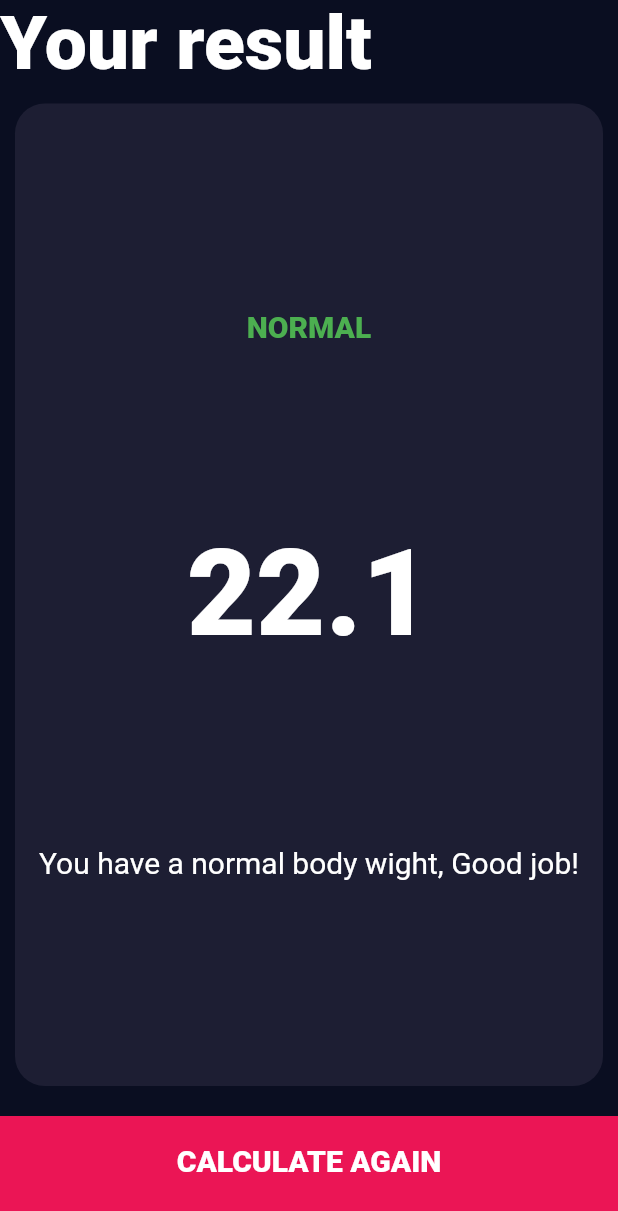
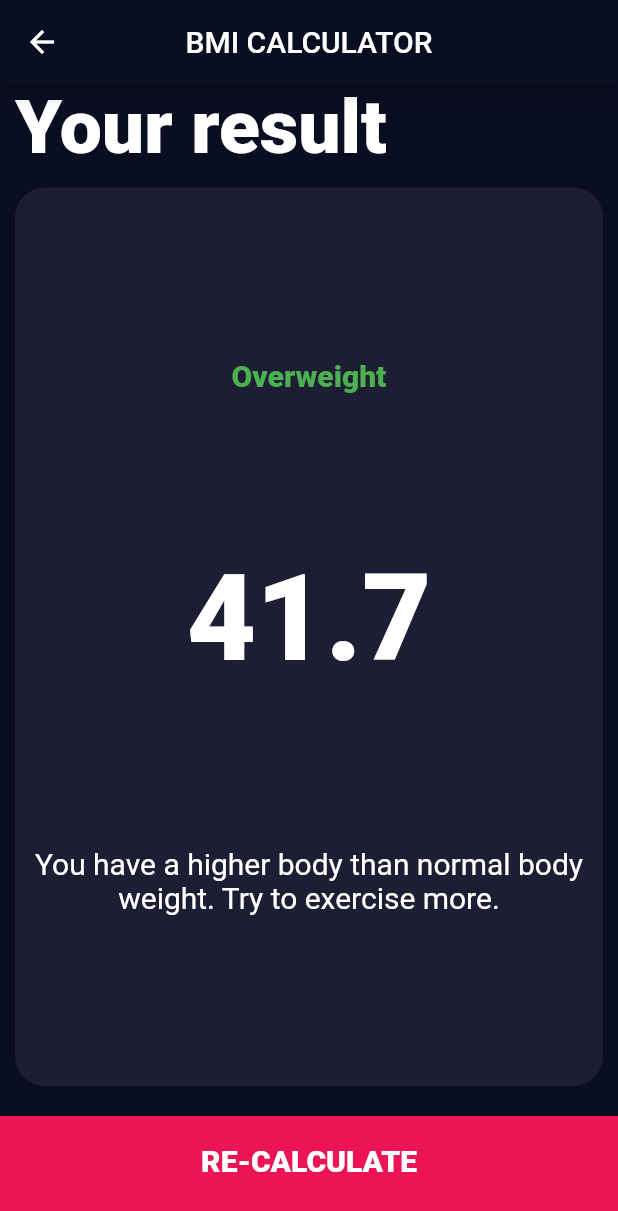
Before and after one commit to williamtdepaula/FlutterProjects, a Flutter app: the screen it shows after launch, after a tap on "CALCULATE", on a phone screen of 412 x 824 dp. Shown: the top 1211 px of the screen. Run offline on Flutter 3.47's test engine with Material 2 defaults, Android fonts, the phone set to English and light mode, and no system bars; our stand-ins replace cached_network_image, connectivity, fluttertoast, font_awesome_flutter, shared_preferences, sqflite; accounts and stored records are empty.

Commit message:
::Finished::

```diff
--- /dev/null
+++ b/Projects_Flutter/bmi_calculator/lib/models/Calculate_brain.dart
@@ -0,0 +1,35 @@
+import 'dart:math';
+
+class CalculateBrain {
+  final int weight;
+  final int height;
+
+  double _bmi;
+  final Map<String, String> _messages = {};
+
+  CalculateBrain({this.weight, this.height});
+
+  String get getMessage => this._messages.keys.elementAt(0);
+  String get getInterpretation => this._messages.values.elementAt(0);
+
+  String calculateBMI() {
+    _bmi = this.weight / pow((this.height / 100), 2);
+
+    identifyImplement();
+
+    return _bmi.toStringAsFixed(1);
+  }
+
+  void identifyImplement() {
+    print("BMI $_bmi");
+    if (_bmi >= 25) {
+      this._messages['Overweight'] =
+          'You have a higher body than normal body weight. Try to exercise more.';
+    } else if (_bmi > 18.5) {
+      this._messages['Normal'] = 'You have a normal body weight. Good job';
+    } else {
+      this._messages['Underweight'] =
+          'You have a lower than normal body weight. You can eat a bit more';
+    }
+  }
+}
--- a/Projects_Flutter/bmi_calculator/lib/screens/home.dart
+++ b/Projects_Flutter/bmi_calculator/lib/screens/home.dart
@@ -1,4 +1,6 @@
+import 'package:bmi_calculator/models/Calculate_brain.dart';
 import 'package:bmi_calculator/models/Gender.dart';
+import 'package:bmi_calculator/screens/result.dart';
 import 'package:bmi_calculator/utils/constants.dart';
 import 'package:bmi_calculator/widget/LargeButton.dart';
 import 'package:bmi_calculator/widget/height_card.dart';
@@ -15,8 +17,8 @@ class Home extends StatefulWidget {
 
 class _HomeState extends State<Home> {
   Gender genderSelected;
-  int height;
-  int weight;
+  int height = 120;
+  int weight = 60;
   int age;
 
   @override
@@ -24,10 +26,36 @@ class _HomeState extends State<Home> {
     super.initState();
   }
 
-  onTapInGenderCard(Gender gender) {
+  void onTapInGenderCard(Gender gender) {
     setState(() {
       genderSelected = gender;
     });
+  }
+
+  void pressToCalc() {
+    CalculateBrain calculateBrain =
+        new CalculateBrain(height: this.height, weight: this.weight);
+
+    final String result = calculateBrain.calculateBMI();
+    final String status = calculateBrain.getMessage;
+    final String interpretation = calculateBrain.getInterpretation;
+
+    print(result);
+    print(status);
+    print(status);
+
+    Navigator.push(
+      context,
+      MaterialPageRoute(
+        builder: (context) => Result(
+          interpretation: interpretation,
+          result: result,
+          status: status,
+        ),
+      ),
+    );
+
+    //Navigator.pushNamed(context, '/result', arguments: Result());
   }
 
   @override
@@ -106,7 +134,7 @@ class _HomeState extends State<Home> {
   LargeButton _handlerRenderButton() {
     return LargeButton(
       text: 'CALCULATE',
-      onTap: () => Navigator.pushNamed(context, '/result'),
+      onTap: pressToCalc,
     );
   }
 }
--- a/Projects_Flutter/bmi_calculator/lib/screens/result.dart
+++ b/Projects_Flutter/bmi_calculator/lib/screens/result.dart
@@ -3,6 +3,12 @@ import 'package:bmi_calculator/widget/reusable_card.dart';
 import 'package:flutter/material.dart';
 
 class Result extends StatefulWidget {
+  String status;
+  String interpretation;
+  String result;
+
+  Result({this.status, this.interpretation, this.result});
+
   @override
   _ResultState createState() => _ResultState();
 }
@@ -17,6 +23,10 @@ class _ResultState extends State<Result> {
   @override
   Widget build(BuildContext context) {
     return Scaffold(
+      appBar: AppBar(
+        title: Text('BMI CALCULATOR'),
+        centerTitle: true,
+      ),
       body: _rendlerRenderBody(),
     );
   }
@@ -35,12 +45,15 @@ class _ResultState extends State<Result> {
     );
   }
 
-  Text _rendlerRenderTitle() {
-    return Text(
-      'Your result',
-      style: TextStyle(
-        fontWeight: FontWeight.w900,
-        fontSize: 50,
+  Padding _rendlerRenderTitle() {
+    return Padding(
+      padding: EdgeInsets.only(left: 10),
+      child: Text(
+        'Your result',
+        style: TextStyle(
+          fontWeight: FontWeight.w900,
+          fontSize: 50,
+        ),
       ),
     );
   }
@@ -49,38 +62,31 @@ class _ResultState extends State<Result> {
     return ReusableCard(
       childCard: Column(
         crossAxisAlignment: CrossAxisAlignment.center,
-        mainAxisAlignment: MainAxisAlignment.center,
+        mainAxisAlignment: MainAxisAlignment.spaceEvenly,
         children: <Widget>[
           Text(
-            'NORMAL',
+            widget.status,
             style: TextStyle(
               color: Colors.green,
               fontWeight: FontWeight.w900,
               fontSize: 20,
             ),
           ),
-          SizedBox(
-            height: 120,
-          ),
           Text(
-            '22.1',
+            widget.result,
             style: TextStyle(
               fontSize: 80,
               fontWeight: FontWeight.w900,
             ),
           ),
-          SizedBox(
-            height: 120,
-          ),
-          //Text('Normal BMI range'),
-          //Text('18,5 - 25/kg m2'),
           Text(
-            'You have a normal body wight, Good job!',
+            widget.interpretation,
+            textAlign: TextAlign.center,
             style: TextStyle(
               fontSize: 20,
+
             ),
           ),
-          //Text('Save Result')
         ],
       ),
     );
@@ -88,8 +94,8 @@ class _ResultState extends State<Result> {
 
   LargeButton _rendlerRenderButton() {
     return LargeButton(
-      onTap: () => null,
-      text: 'CALCULATE AGAIN',
+      onTap: () => Navigator.pop(context),
+      text: 'RE-CALCULATE',
     );
   }
 }
--- a/Projects_Flutter/bmi_calculator/lib/widget/reusable_card.dart
+++ b/Projects_Flutter/bmi_calculator/lib/widget/reusable_card.dart
@@ -15,6 +15,7 @@ class ReusableCard extends StatelessWidget {
       child: GestureDetector(
         onTap: onTapCard,
         child: Container(
+          padding: EdgeInsets.all(10),
           margin: EdgeInsets.all(10),
           decoration: BoxDecoration(
             color: colorOfCard,
```
